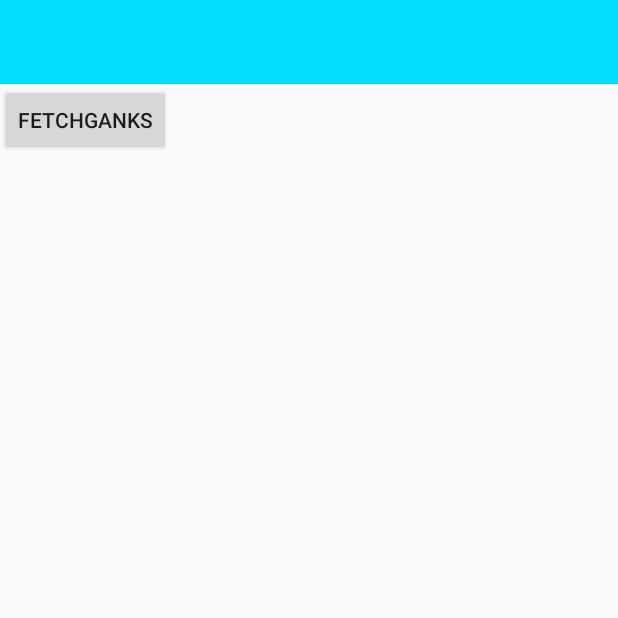
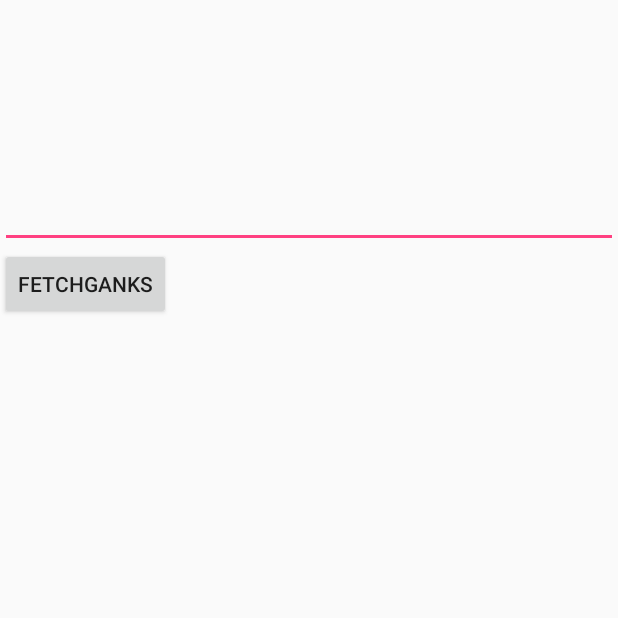
Before and after one commit to Crainax/MysteryGank, an Android app: the screen it shows after launch (MainActivity), on a phone screen of 412 x 824 dp, the top half of it. Run offline under Robolectric (Android 15) with nearby library versions, the phone set to English and light mode, and no system bars; libraries missing offline, so code that uses them is left out: com.orhanobut.logger, com.squareup.leakcanary, rx.android.schedulers, rx.functions, rx.schedulers and 1 more; 2 statements that could not run were skipped.

Commit message:
完成基础的MVP架构,未分包

```diff
--- a/app/build.gradle
+++ b/app/build.gradle
@@ -28,4 +28,8 @@ dependencies {
     compile 'com.squareup.retrofit2:retrofit:2.0.2'
     compile 'com.squareup.retrofit2:converter-gson:2.0.2'
     compile 'com.squareup.retrofit2:adapter-rxjava:2.0.2'
+    compile 'com.github.orhanobut:logger:1.12'
+    debugCompile 'com.squareup.leakcanary:leakcanary-android:1.4-beta2'
+    releaseCompile 'com.squareup.leakcanary:leakcanary-android:1.4-beta2'
+    testCompile 'com.squareup.leakcanary:leakcanary-android:1.4-beta2'
 }
--- a/app/src/main/AndroidManifest.xml
+++ b/app/src/main/AndroidManifest.xml
@@ -4,6 +4,7 @@
 
     <uses-permission android:name="android.permission.INTERNET" />
     <application
+        android:name=".APP"
         android:allowBackup="true"
         android:icon="@mipmap/ic_launcher"
         android:label="@string/app_name"
--- /dev/null
+++ b/app/src/main/java/com/crainax/mysterygank/APP.java
@@ -0,0 +1,33 @@
+package com.crainax.mysterygank;
+
+import android.app.Application;
+
+import com.orhanobut.logger.AndroidLogTool;
+import com.orhanobut.logger.Logger;
+import com.squareup.leakcanary.LeakCanary;
+
+/**
+ * Project: MysteryGank <br/>
+ * Package: com.crainax.mysterygank <br/>
+ * Description: <br/>
+ * <hr/>
+ *
+ * @author Crainax <br/>
+ * @version 1.0 <br/>
+ * @since 2016/4/20 <br/>
+ */
+public class APP extends Application {
+
+    @Override
+    public void onCreate() {
+        super.onCreate();
+
+        ///初始化Logger
+        Logger.init("Crainax")
+                .logTool(new AndroidLogTool());
+
+        //初始化LeakCanary
+        LeakCanary.install(this);
+
+    }
+}
--- /dev/null
+++ b/app/src/main/java/com/crainax/mysterygank/BaseActivity.java
@@ -0,0 +1,50 @@
+package com.crainax.mysterygank;
+
+import android.os.Bundle;
+import android.support.annotation.NonNull;
+import android.support.annotation.Nullable;
+import android.support.v7.app.AppCompatActivity;
+
+import rx.Subscription;
+import rx.subscriptions.CompositeSubscription;
+
+/**
+ * Project: MysteryGank <br/>
+ * Package: com.crainax.mysterygank <br/>
+ * Description: The base activity to handler repetitive code. <br/>
+ * <hr/>
+ *
+ * @author Crainax <br/>
+ * @version 1.0 <br/>
+ * @since 2016/4/22 <br/>
+ */
+public class BaseActivity extends AppCompatActivity implements Subscrible {
+
+    //组合在一起的Subscription,方便一键取订.
+    private CompositeSubscription compositeSubscription;
+
+    @Override
+    protected void onCreate(@Nullable Bundle savedInstanceState) {
+        super.onCreate(savedInstanceState);
+    }
+
+    protected void addSubscription(@NonNull Subscription subscription) {
+        if (compositeSubscription == null) {
+            compositeSubscription = new CompositeSubscription();
+        }
+        compositeSubscription.add(subscription);
+    }
+
+    @Override
+    protected void onDestroy() {
+        super.onDestroy();
+        if (compositeSubscription != null) {
+            compositeSubscription.unsubscribe();
+        }
+    }
+
+    @Override
+    public void saveToCompositeSubscription(Subscription subscription) {
+        addSubscription(subscription);
+    }
+}
--- a/app/src/main/java/com/crainax/mysterygank/GankModel.java
+++ b/app/src/main/java/com/crainax/mysterygank/GankModel.java
@@ -1,6 +1,8 @@
 package com.crainax.mysterygank;
 
 import java.util.List;
+
+import rx.Subscription;
 
 /**
  * Created by Crainax on 2016/4/17.
@@ -8,7 +10,7 @@ import java.util.List;
 public interface GankModel {
 
     /**
-     *
+     * 根据页数来获取相应的每日首页的信息.
      */
-    void fetchGanks(OnDataCompleteListener<List<MeizhiEntity>> onDataCompleteListener);
+    Subscription fetchGanks(OnDataListener<List<MeizhiEntity>> onDataCompleteListener, int page);
 }
--- a/app/src/main/java/com/crainax/mysterygank/GankModelImpl.java
+++ b/app/src/main/java/com/crainax/mysterygank/GankModelImpl.java
@@ -1,11 +1,10 @@
 package com.crainax.mysterygank;
-
-import android.util.Log;
 
 import java.util.List;
 
 import rx.Observable;
 import rx.Subscriber;
+import rx.Subscription;
 import rx.android.schedulers.AndroidSchedulers;
 import rx.functions.Func1;
 import rx.functions.Func2;
@@ -15,50 +14,26 @@ import rx.schedulers.Schedulers;
  * Created by Crainax on 2016/4/17.
  */
 public class GankModelImpl implements GankModel {
-    private static final String TAG = "Crainax.GankModelImpl";
 
     /**
      * 从网络获取每日妹纸的图与日期等信息.
-     * // TODO: 2016/4/19 完成Subscription的取订还有MVP部分.
      */
     @Override
-    public void fetchGanks(final OnDataCompleteListener<List<MeizhiEntity>> onDataCompleteListener) {
-
+    public Subscription fetchGanks(final OnDataListener<List<MeizhiEntity>> onDataListener, final int page) {
 
         GankAPI gankAPI = APIFactory.getGankAPI();
 
         //获取休息视频与妹子的接口,并剥离其"error"外壳.
-        Observable<List<RelaxVideoEntity>> oRelaxVideo = gankAPI.getRelaxVedio("1")
+        Observable<List<RelaxVideoEntity>> oRelaxVideo = gankAPI.getRelaxVedio(page + "")
                 .map(new HttpMethod<List<RelaxVideoEntity>>());
-        Observable<List<MeizhiEntity>> oMeizhi = gankAPI.getMeizhi("1")
+        Observable<List<MeizhiEntity>> oMeizhi = gankAPI.getMeizhi(page + "")
                 .map(new HttpMethod<List<MeizhiEntity>>());
 
-        //不使用匿名内部类的形式,方便返回
-        Subscriber<List<MeizhiEntity>> subscriber = new Subscriber<List<MeizhiEntity>>() {
-            @Override
-            public void onCompleted() {
-                Log.i(TAG, "onCompleted.");
-            }
-
-            @Override
-            public void onError(Throwable e) {
-                Log.w(TAG, "onError: ", e);
-            }
-
-            @Override
-            public void onNext(List<MeizhiEntity> meiZhis) {
-                for (MeizhiEntity meiZhi : meiZhis) {
-                    Log.i(TAG, "onNext: " + meiZhi);
-                }
-                Log.i(TAG, "onNext Thread: " + Thread.currentThread());
-            }
-        };
-        //将休息视频的描述用zip整合到妹子中去
-        Observable.zip(oRelaxVideo, oMeizhi, new Func2<List<RelaxVideoEntity>, List<MeizhiEntity>, List<MeizhiEntity>>() {
+        //将休息视频的描述用zip整合 到妹子中去
+        return Observable.zip(oRelaxVideo, oMeizhi, new Func2<List<RelaxVideoEntity>, List<MeizhiEntity>, List<MeizhiEntity>>() {
 
             @Override
             public List<MeizhiEntity> call(List<RelaxVideoEntity> relaxVideos, List<MeizhiEntity> meiZhis) {
-                Log.i(TAG, "call: " + Thread.currentThread().getName());
                 for (MeizhiEntity meiZhi : meiZhis) {
 
                     for (RelaxVideoEntity relaxVideo : relaxVideos) {
@@ -79,12 +54,26 @@ public class GankModelImpl implements GankModel {
                 .map(new Func1<List<MeizhiEntity>, List<MeizhiEntity>>() {
                     @Override
                     public List<MeizhiEntity> call(List<MeizhiEntity> meiZhis) {
-                        Log.i(TAG, "sorting in :" + Thread.currentThread().getName());
                         return meiZhis;
                     }
                 })
                 //返回的接口,用于在Android UI线程.
                 .observeOn(AndroidSchedulers.mainThread())
-                .subscribe(subscriber);
+                .subscribe(new Subscriber<List<MeizhiEntity>>() {
+                    @Override
+                    public void onCompleted() {
+                    }
+
+                    @Override
+                    public void onError(Throwable e) {
+                        onDataListener.onDataError(e);
+                    }
+
+                    @Override
+                    public void onNext(List<MeizhiEntity> meiZhis) {
+                        onDataListener.onDataComplete(meiZhis);
+                    }
+                });
+
     }
 }
--- /dev/null
+++ b/app/src/main/java/com/crainax/mysterygank/HomePresenter.java
@@ -0,0 +1,38 @@
+package com.crainax.mysterygank;
+
+import java.util.List;
+
+/**
+ * Created by Crainax on 2016/4/17.
+ */
+public class HomePresenter implements IHomePresenter {
+
+    private HomeView homeview;
+    private GankModel gankmodel;
+
+    public HomePresenter(HomeView homeview) {
+        this.homeview = homeview;
+        gankmodel = new GankModelImpl();
+    }
+
+    public void getGanksData(final int page) {
+        homeview.showProgress();
+        //保存到相应的订阅体中.
+        homeview.saveToCompositeSubscription(gankmodel.fetchGanks(new OnDataListener<List<MeizhiEntity>>() {
+            @Override
+            public void onDataComplete(final List<MeizhiEntity> ganks) {
+                homeview.showGanksData(ganks);
+                homeview.hideProgress();
+            }
+
+            @Override
+            public void onDataError(final Throwable e) {
+                homeview.hideProgress();
+                homeview.showErrorMessage();
+            }
+        }, page));
+
+    }
+
+
+}
--- a/app/src/main/java/com/crainax/mysterygank/HomeView.java
+++ b/app/src/main/java/com/crainax/mysterygank/HomeView.java
@@ -5,8 +5,24 @@ import java.util.List;
 /**
  * Created by Crainax on 2016/4/17.
  */
-public interface HomeView {
+public interface HomeView extends Subscrible {
+    /**
+     * 显示进度条
+     */
     void showProgress();
+
+    /**
+     * 隐藏进度条
+     */
     void hideProgress();
+
+    /**
+     * 显示妹子图片等信息
+     */
     void showGanksData(List<MeizhiEntity> datas);
+
+    /**
+     * 显示获取网络异常时的信息
+     */
+    void showErrorMessage();
 }
--- /dev/null
+++ b/app/src/main/java/com/crainax/mysterygank/IHomePresenter.java
@@ -0,0 +1,18 @@
+package com.crainax.mysterygank;
+
+/**
+ * Project: MysteryGank <br/>
+ * Package: com.crainax.mysterygank <br/>
+ * Description: HomePresenter的抽象接口形式. <br/>
+ * <hr/>
+ *
+ * @author Crainax <br/>
+ * @version 1.0 <br/>
+ * @since 2016/4/24 <br/>
+ */
+public interface IHomePresenter {
+    /**
+     * 获取主页的信息.
+     */
+    void getGanksData(int page);
+}
--- a/app/src/main/java/com/crainax/mysterygank/MainActivity.java
+++ b/app/src/main/java/com/crainax/mysterygank/MainActivity.java
@@ -1,43 +1,66 @@
-
 package com.crainax.mysterygank;
 
 import android.os.Bundle;
-import android.support.v7.app.AppCompatActivity;
-import android.util.Log;
 import android.view.View;
+import android.widget.Button;
+import android.widget.ProgressBar;
+import android.widget.TextView;
+import android.widget.Toast;
 
 import java.util.List;
 
-public class MainActivity extends AppCompatActivity implements HomeView {
+public class MainActivity extends BaseActivity implements HomeView, View.OnClickListener {
 
-    private static final String TAG = "Crainax.MainActivity";
-    private MainPresenter presenter;
+    private IHomePresenter presenter;
+    private int currentPage = 1;
+    private ProgressBar progressBar;
+    private TextView textView;
+    private Button button;
 
     @Override
     protected void onCreate(Bundle savedInstanceState) {
         super.onCreate(savedInstanceState);
         setContentView(R.layout.activity_main);
-        presenter = new MainPresenter(this);
+        findView();
+        presenter = new HomePresenter(this);
+    }
+
+    private void findView() {
+        progressBar = (ProgressBar) findViewById(R.id.pb);
+        textView = (TextView) findViewById(R.id.tv);
+        button = (Button) findViewById(R.id.bt_test);
+        if (button != null) {
+            button.setOnClickListener(this);
+        }
+    }
+
+    @Override
+    protected void onDestroy() {
+        super.onDestroy();
     }
 
     @Override
     public void showProgress() {
-        Log.i(TAG, "showProgress: ");
+        progressBar.setVisibility(View.VISIBLE);
     }
 
     @Override
     public void hideProgress() {
-        Log.i(TAG, "hideProgress: ");
+        progressBar.setVisibility(View.INVISIBLE);
     }
 
     @Override
     public void showGanksData(List<MeizhiEntity> datas) {
-        for (MeizhiEntity data : datas) {
-            Log.i(TAG, "showGanksData: " + datas.toString());
-        }
+        textView.setText(datas.toString());
     }
 
-    public void click(View view){
-        presenter.refreshGanks();
+    @Override
+    public void showErrorMessage() {
+        Toast.makeText(MainActivity.this, "网络异常", Toast.LENGTH_SHORT).show();
+    }
+
+    @Override
+    public void onClick(View v) {
+        presenter.getGanksData(currentPage++);
     }
 }
--- a/app/src/main/java/com/crainax/mysterygank/MainPresenter.java
+++ /dev/null
@@ -1,31 +0,0 @@
-package com.crainax.mysterygank;
-
-import java.util.List;
-
-/**
- * Created by Crainax on 2016/4/17.
- */
-public class MainPresenter {
-
-    private HomeView homeview;
-    private GankModel gankmodel;
-
-    public MainPresenter(HomeView homeview) {
-        this.homeview = homeview;
-        gankmodel = new GankModelImpl();
-    }
-
-    public void refreshGanks() {
-        homeview.showProgress();
-        gankmodel.fetchGanks(new OnDataCompleteListener<List<MeizhiEntity>>() {
-            @Override
-            public void onDataComplete(List<MeizhiEntity> ganks) {
-                homeview.showGanksData(ganks);
-                homeview.hideProgress();
-            }
-        });
-    }
-
-
-
-}
--- a/app/src/main/java/com/crainax/mysterygank/onDataCompleteListener.java
+++ b/app/src/main/java/com/crainax/mysterygank/OnDataListener.java
@@ -3,6 +3,7 @@ package com.crainax.mysterygank;
 /**
  * Created by Crainax on 2016/4/17.
  */
-public interface OnDataCompleteListener<T> {
+public interface OnDataListener<T> {
     void onDataComplete(T t);
+    void onDataError(Throwable e);
 }
--- /dev/null
+++ b/app/src/main/java/com/crainax/mysterygank/Subscrible.java
@@ -0,0 +1,21 @@
+package com.crainax.mysterygank;
+
+import rx.Subscription;
+
+/**
+ * Project: MysteryGank <br/>
+ * Package: com.crainax.mysterygank <br/>
+ * Description: 抽象成接口形式的可订阅形式. <br/>
+ * <hr/>
+ *
+ * @author Crainax <br/>
+ * @version 1.0 <br/>
+ * @since 2016/4/24 <br/>
+ */
+public interface Subscrible {
+    /**
+     * 保存相应的订阅数据到Activity下的CompositeSubscription中.
+     */
+    void saveToCompositeSubscription(Subscription subscription);
+
+}
--- a/app/src/main/res/layout/activity_main.xml
+++ b/app/src/main/res/layout/activity_main.xml
@@ -1,19 +1,27 @@
 <?xml version="1.0" encoding="utf-8"?>
 <LinearLayout xmlns:android="http://schemas.android.com/apk/res/android"
     android:layout_width="match_parent"
-    android:orientation="vertical"
-    android:layout_height="match_parent">
+    android:layout_height="match_parent"
+    android:orientation="vertical">
 
-    <android.support.v7.widget.Toolbar
-        android:id="@+id/toolbar"
+    <ProgressBar
+        android:id="@+id/pb"
+        android:layout_width="wrap_content"
+        android:layout_height="wrap_content"
+        android:visibility="invisible" />
+
+    <EditText
+        android:id="@+id/tv"
         android:layout_width="match_parent"
-        android:layout_height="?attr/actionBarSize"
-        android:background="@android:color/holo_blue_bright" />
+        android:layout_height="wrap_content"
+        android:editable="false"
+        android:lines="5"
+        android:textSize="16sp" />
 
     <Button
+        android:id="@+id/bt_test"
         android:layout_width="wrap_content"
         android:layout_height="wrap_content"
-        android:onClick="click"
         android:text="fetchGanks" />
 
 </LinearLayout>
--- a/build.gradle
+++ b/build.gradle
@@ -15,6 +15,7 @@ buildscript {
 allprojects {
     repositories {
         jcenter()
+        maven { url "https://jitpack.io" }
     }
 }
 
```
Also changed, not shown: app/src/main/java/com/crainax/mysterygank/HttpResult.java (+4 -4 lines), app/src/main/java/com/crainax/mysterygank/MeizhiEntity.java (+3 -6 lines), gradle/wrapper/gradle-wrapper.properties.
